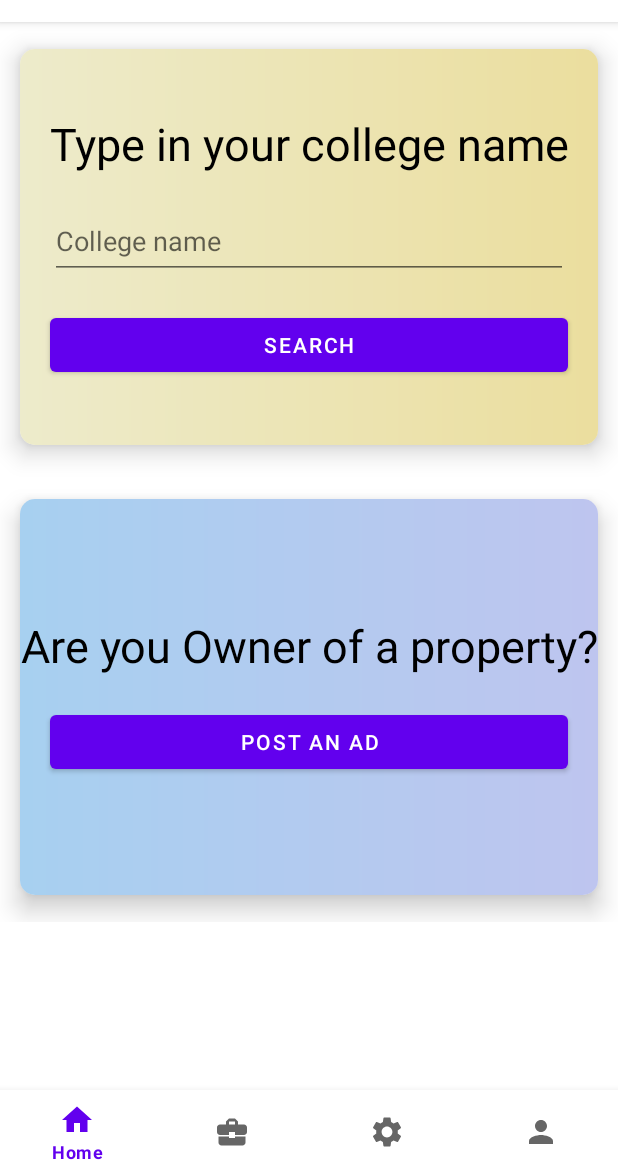
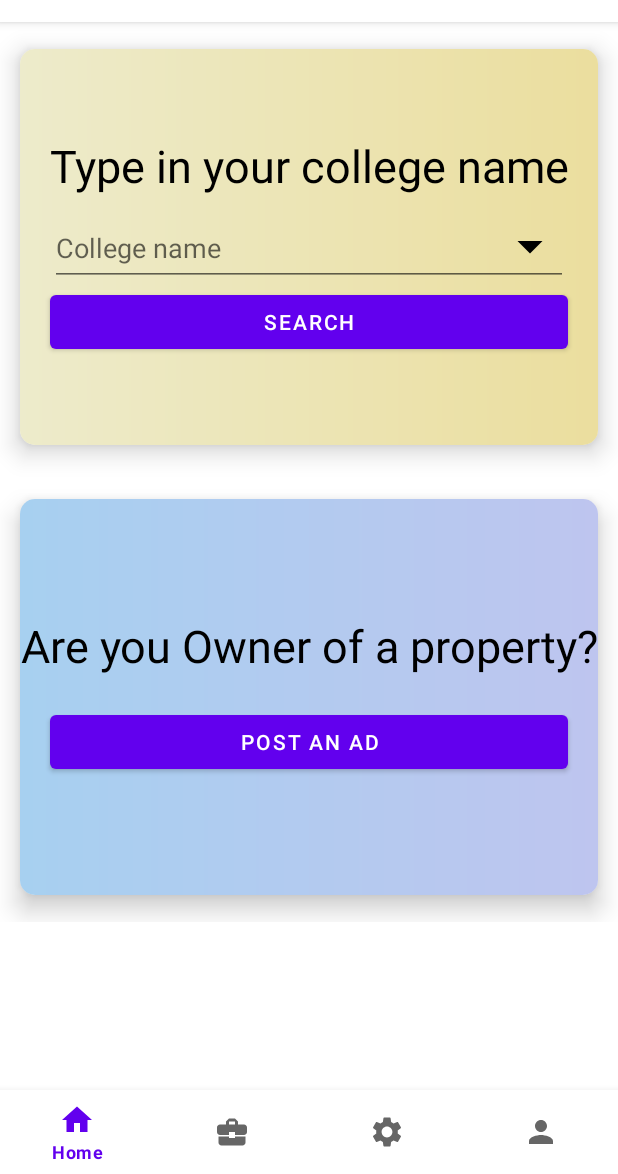
Before and after one commit to AnkithS2002/Houzit-ProjectWork3, an Android app: the fragment HouseFragment placed in its activity, on a phone screen of 412 x 824 dp, the part 62-1236 px from its top. Run offline under Robolectric (Android 15) with nearby library versions, the phone set to English and light mode, and no system bars.

Commit message:
second commit

```diff
--- a/app/src/main/java/com/example/houzit/HouseFragment.java
+++ b/app/src/main/java/com/example/houzit/HouseFragment.java
@@ -1,5 +1,7 @@
 package com.example.houzit;
 
+import android.content.Intent;
+import android.content.SearchRecentSuggestionsProvider;
 import android.os.Bundle;
 
 import androidx.fragment.app.Fragment;
@@ -7,6 +9,10 @@ import androidx.fragment.app.Fragment;
 import android.view.LayoutInflater;
 import android.view.View;
 import android.view.ViewGroup;
+import android.widget.ArrayAdapter;
+import android.widget.AutoCompleteTextView;
+import android.widget.Button;
+import android.widget.ImageView;
 
 public class HouseFragment extends Fragment {
 
@@ -14,12 +20,38 @@ public class HouseFragment extends Fragment {
     public HouseFragment(){
 
     }
-
+    public static  final String msg = "";
+    private static final String[] colleges = new String[]{
+            "BMSCE", "RVCE", "MSRIT", "PESU main campus", "PESU ECity", "SJCE", "NIE", "DSCE", "CMRIT", "AIT", "UVCE", "BMSIT","New Horizon" , "RVITM", "SJBIT", "RNSIT", "SIT", "CHRIST"
+    };
     @Override
     public View onCreateView(LayoutInflater inflater, ViewGroup container,
                              Bundle savedInstanceState) {
         // Inflate the layout for this fragment
         View view = inflater.inflate(R.layout.fragment_house, container, false);
+
+        AutoCompleteTextView autoCompleteTextView = view.findViewById(R.id.autocompleteHouse);
+        ImageView imageView = view.findViewById(R.id.smallTriangle);
+        Button searchBtn = view.findViewById(R.id.searchBtnHouse);
+        ArrayAdapter<String> adapter = new ArrayAdapter<String>(getActivity(), android.R.layout.simple_list_item_1, colleges);
+        autoCompleteTextView.setAdapter(adapter);
+
+        imageView.setOnClickListener(new View.OnClickListener() {
+            @Override
+            public void onClick(View view) {
+                autoCompleteTextView.showDropDown();
+            }
+        });
+
+        searchBtn.setOnClickListener(new View.OnClickListener() {
+            @Override
+            public void onClick(View view) {
+                Intent intent = new Intent(getActivity(), HouseRecyclerView.class);
+                intent.putExtra(msg, autoCompleteTextView.getText().toString());
+                startActivity(intent);
+            }
+        });
+
         return view;
     }
 }
--- /dev/null
+++ b/app/src/main/res/drawable/ic_baseline_arrow_drop_down_24.xml
@@ -0,0 +1,5 @@
+<vector android:height="24dp" android:tint="#000000"
+    android:viewportHeight="24" android:viewportWidth="24"
+    android:width="24dp" xmlns:android="http://schemas.android.com/apk/res/android">
+    <path android:fillColor="@android:color/white" android:pathData="M7,10l5,5 5,-5z"/>
+</vector>
--- a/app/src/main/res/layout/fragment_house.xml
+++ b/app/src/main/res/layout/fragment_house.xml
@@ -42,13 +42,38 @@
                         android:textColor="@color/black"
                         android:textSize="30sp"
                         android:textAlignment="center"/>
-                    <EditText
-                        android:id="@+id/editTextCollegeHouse"
-                        android:layout_width="match_parent"
+<!--                    <EditText-->
+<!--                        android:id="@+id/editTextCollegeHouse"-->
+<!--                        android:layout_width="match_parent"-->
+<!--                        android:layout_height="wrap_content"-->
+<!--                        android:hint="College name"-->
+<!--                        android:layout_margin="20dp"-->
+<!--                        android:height="50dp"/>-->
+                    <RelativeLayout
+                        android:layout_width="wrap_content"
                         android:layout_height="wrap_content"
-                        android:hint="College name"
-                        android:layout_margin="20dp"
-                        android:height="50dp"/>
+                        >
+                        <AutoCompleteTextView
+                            android:layout_width="match_parent"
+                            android:layout_height="wrap_content"
+                            android:id="@+id/autocompleteHouse"
+                            android:height="50dp"
+                            android:layout_marginTop="10dp"
+                            android:layout_marginStart="20dp"
+                            android:layout_marginEnd="20dp"
+                            android:hint="College name"
+                            />
+
+
+                        <ImageView
+                            android:id="@+id/smallTriangle"
+                            android:layout_width="40dp"
+                            android:layout_height="40dp"
+                            android:layout_marginTop="13dp"
+                            android:layout_marginLeft="320dp"
+                            android:src="@drawable/ic_baseline_arrow_drop_down_24" />
+                    </RelativeLayout>
+
                     <Button
                         android:id="@+id/searchBtnHouse"
                         android:layout_width="match_parent"
```
Also changed, not shown: app/src/main/AndroidManifest.xml (+7 -0 lines), app/src/main/java/com/example/houzit/HouseRecyclerView.java (added, +20 -0 lines), app/src/main/res/layout/activity_house_recycler_view.xml (added, +19 -0 lines).
